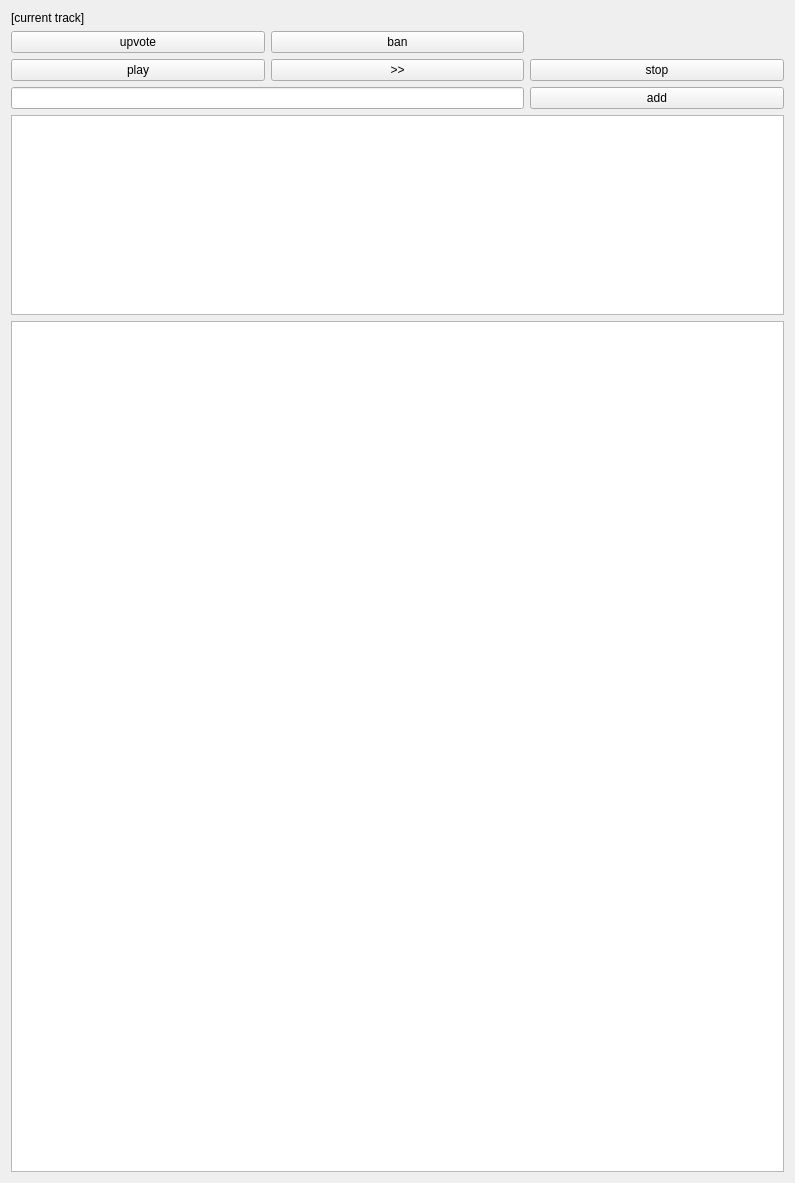
This is client/rrplayer.ui in frans-fuerst/music_scheduler as Qt 5 draws it before an edit. The edited form follows.
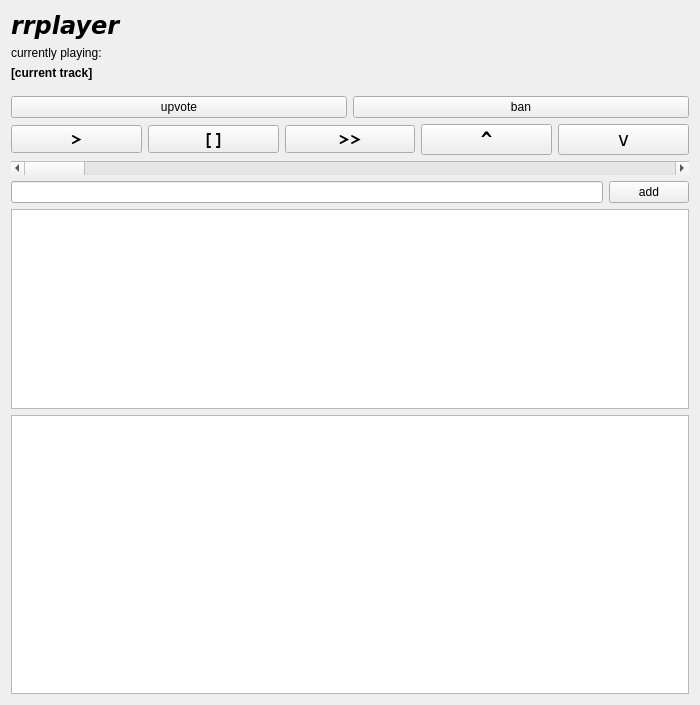
This is the edited form.

Commit message: allow volume up/down, send position update

What changed in the file:
```diff
--- a/client/rrplayer.ui
+++ b/client/rrplayer.ui
@@ -6,8 +6,8 @@
    <rect>
     <x>0</x>
     <y>0</y>
-    <width>795</width>
-    <height>1183</height>
+    <width>700</width>
+    <height>705</height>
    </rect>
   </property>
   <property name="windowTitle">
@@ -15,15 +15,168 @@
   </property>
   <layout class="QGridLayout" name="gridLayout_2">
    <item row="0" column="0">
-    <layout class="QGridLayout" name="gridLayout">
-     <item row="2" column="2">
-      <widget class="QPushButton" name="pb_stop">
+    <layout class="QVBoxLayout" name="verticalLayout">
+     <item>
+      <widget class="QLabel" name="label">
+       <property name="font">
+        <font>
+         <family>DejaVu Sans</family>
+         <pointsize>18</pointsize>
+         <weight>75</weight>
+         <italic>true</italic>
+         <bold>true</bold>
+        </font>
+       </property>
        <property name="text">
-        <string>stop</string>
+        <string>rrplayer</string>
        </property>
       </widget>
      </item>
-     <item row="4" column="0" colspan="3">
+     <item>
+      <widget class="QLabel" name="label_2">
+       <property name="text">
+        <string>currently playing:</string>
+       </property>
+      </widget>
+     </item>
+     <item>
+      <widget class="QLabel" name="lbl_current_track">
+       <property name="font">
+        <font>
+         <weight>75</weight>
+         <bold>true</bold>
+        </font>
+       </property>
+       <property name="text">
+        <string>[current track]</string>
+       </property>
+       <property name="wordWrap">
+        <bool>true</bool>
+       </property>
+      </widget>
+     </item>
+     <item>
+      <layout class="QHBoxLayout" name="horizontalLayout_3">
+       <property name="topMargin">
+        <number>10</number>
+       </property>
+       <item>
+        <widget class="QPushButton" name="pb_upvote">
+         <property name="text">
+          <string>upvote</string>
+         </property>
+        </widget>
+       </item>
+       <item>
+        <widget class="QPushButton" name="pb_ban">
+         <property name="text">
+          <string>ban</string>
+         </property>
+        </widget>
+       </item>
+      </layout>
+     </item>
+     <item>
+      <layout class="QHBoxLayout" name="horizontalLayout_2">
+       <item>
+        <widget class="QPushButton" name="pb_play">
+         <property name="font">
+          <font>
+           <family>FreeMono</family>
+           <pointsize>14</pointsize>
+           <weight>75</weight>
+           <bold>true</bold>
+          </font>
+         </property>
+         <property name="text">
+          <string>&gt;</string>
+         </property>
+        </widget>
+       </item>
+       <item>
+        <widget class="QPushButton" name="pb_stop">
+         <property name="font">
+          <font>
+           <family>FreeMono</family>
+           <pointsize>14</pointsize>
+           <weight>75</weight>
+           <bold>true</bold>
+          </font>
+         </property>
+         <property name="text">
+          <string>[]</string>
+         </property>
+        </widget>
+       </item>
+       <item>
+        <widget class="QPushButton" name="pb_skip">
+         <property name="font">
+          <font>
+           <family>FreeMono</family>
+           <pointsize>14</pointsize>
+           <weight>75</weight>
+           <bold>true</bold>
+          </font>
+         </property>
+         <property name="text">
+          <string>&gt;&gt;</string>
+         </property>
+        </widget>
+       </item>
+       <item>
+        <widget class="QPushButton" name="pb_volup">
+         <property name="font">
+          <font>
+           <family>DejaVu Sans Mono</family>
+           <pointsize>14</pointsize>
+           <weight>75</weight>
+           <bold>true</bold>
+          </font>
+         </property>
+         <property name="text">
+          <string>^</string>
+         </property>
+        </widget>
+       </item>
+       <item>
+        <widget class="QPushButton" name="pb_voldown">
+         <property name="font">
+          <font>
+           <family>DejaVu Sans Mono</family>
+           <pointsize>14</pointsize>
+           <weight>50</weight>
+           <bold>false</bold>
+          </font>
+         </property>
+         <property name="text">
+          <string>v</string>
+         </property>
+        </widget>
+       </item>
+      </layout>
+     </item>
+     <item>
+      <widget class="QScrollBar" name="sb_position">
+       <property name="orientation">
+        <enum>Qt::Horizontal</enum>
+       </property>
+      </widget>
+     </item>
+     <item>
+      <layout class="QHBoxLayout" name="horizontalLayout">
+       <item>
+        <widget class="QLineEdit" name="le_add"/>
+       </item>
+       <item>
+        <widget class="QPushButton" name="pb_add">
+         <property name="text">
+          <string>add</string>
+         </property>
+        </widget>
+       </item>
+      </layout>
+     </item>
+     <item>
       <widget class="QListView" name="lst_tracks">
        <property name="maximumSize">
         <size>
@@ -33,45 +186,7 @@
        </property>
       </widget>
      </item>
-     <item row="2" column="0">
-      <widget class="QPushButton" name="pb_play">
-       <property name="text">
-        <string>play</string>
-       </property>
-      </widget>
-     </item>
-     <item row="3" column="2">
-      <widget class="QPushButton" name="pb_add">
-       <property name="text">
-        <string>add</string>
-       </property>
-      </widget>
-     </item>
-     <item row="3" column="0" colspan="2">
-      <widget class="QLineEdit" name="le_add"/>
-     </item>
-     <item row="2" column="1">
-      <widget class="QPushButton" name="pb_skip">
-       <property name="text">
-        <string>&gt;&gt;</string>
-       </property>
-      </widget>
-     </item>
-     <item row="1" column="0">
-      <widget class="QPushButton" name="pb_upvote">
-       <property name="text">
-        <string>upvote</string>
-       </property>
-      </widget>
-     </item>
-     <item row="1" column="1">
-      <widget class="QPushButton" name="pb_ban">
-       <property name="text">
-        <string>ban</string>
-       </property>
-      </widget>
-     </item>
-     <item row="5" column="0" colspan="3">
+     <item>
       <widget class="QListWidget" name="lst_messages">
        <property name="font">
         <font>
@@ -81,13 +196,6 @@
        </property>
       </widget>
      </item>
-     <item row="0" column="0" colspan="3">
-      <widget class="QLabel" name="lbl_current_track">
-       <property name="text">
-        <string>[current track]</string>
-       </property>
-      </widget>
-     </item>
     </layout>
    </item>
   </layout>
```
The commit also changes 4 other files.
